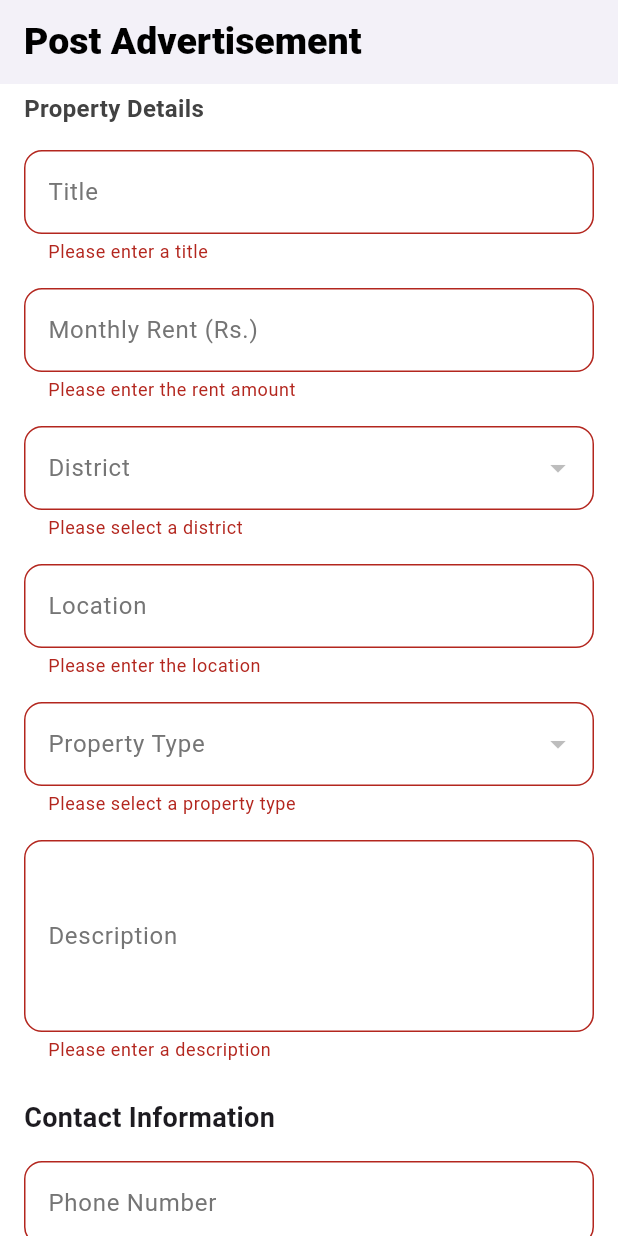
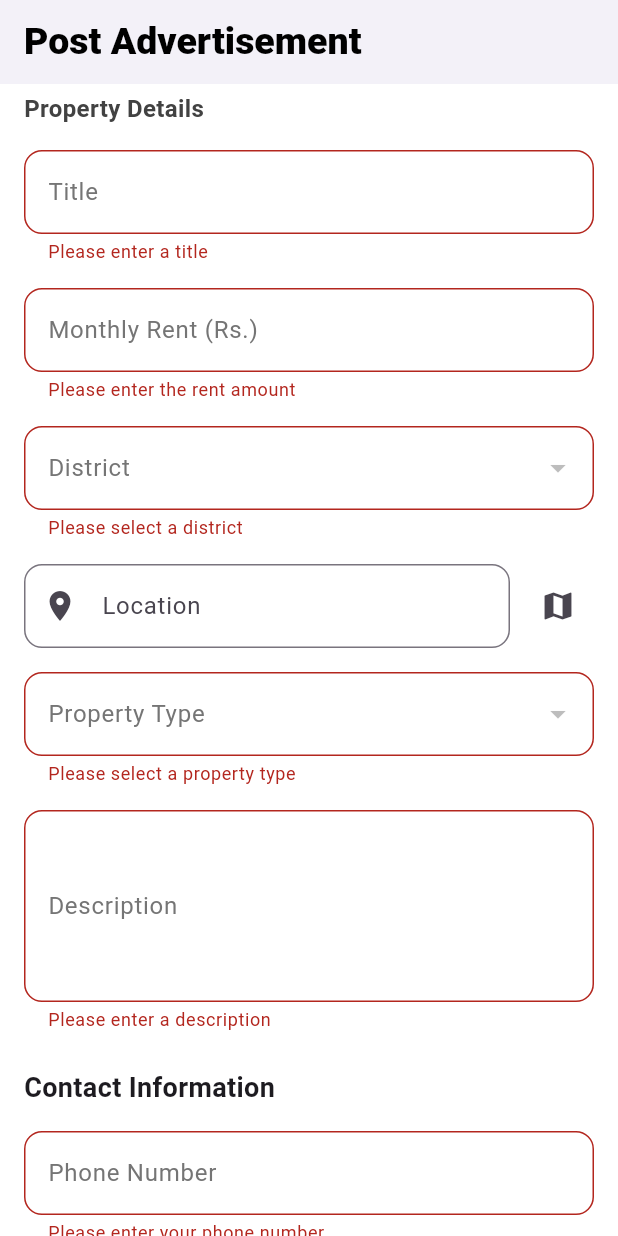
Before and after one commit to NipunaMadula/BODO-APP, a Flutter app: the PostAdScreen screen opened directly, scrolled down 185 dp, after a tap on "Post Advertisement", on a phone screen of 412 x 824 dp. Run offline on Flutter 3.47's test engine with Material 3 defaults, Android fonts, the phone set to English and light mode, and no system bars; our stand-ins replace cloud_firestore, firebase_auth, firebase_core, firebase_storage, flutter_bloc, geocoding and 4 more; accounts and stored records are empty; generated files the repository leaves out were written again.

Commit message:
Add location picker and current location retrieval feature

```diff
--- a/lib/screens/post_ad/post_ad_screen.dart
+++ b/lib/screens/post_ad/post_ad_screen.dart
@@ -1,4 +1,7 @@
+import 'package:bodo_app/screens/post_ad/map_picker_screen.dart';
+import 'package:bodo_app/services/location_service.dart';
 import 'package:flutter/material.dart';
+import 'package:google_maps_flutter/google_maps_flutter.dart';
 import 'package:image_picker/image_picker.dart';
 import 'dart:io';
 import 'package:firebase_auth/firebase_auth.dart';
@@ -24,9 +27,25 @@ class _PostAdScreenState extends State<PostAdScreen> {
   List<File> _selectedImages = [];
   bool _isLoading = false;
   final _listingRepository = ListingRepository();
+  double? _latitude;
+  double? _longitude;
+  final _locationService = LocationService();
 
   static const int maxImageSize = 5 * 1024 * 1024;
   static const int maxImages = 10;
+
+
+  Future<void> _getCurrentLocation() async {
+  try {
+    final position = await _locationService.getCurrentLocation();
+    setState(() {
+      _latitude = position.latitude;
+      _longitude = position.longitude;
+    });
+  } catch (e) {
+    _showErrorSnackBar('Failed to get location: $e');
+  }
+}
 
 Future<void> _pickImages() async {
   try {
@@ -114,7 +133,9 @@ Future<void> _submitPost() async {
       price: price,
       location: _locationController.text.trim(),
       images: _selectedImages,
-      phone: _phoneController.text.trim(),// Add phone number to listing
+      phone: _phoneController.text.trim(),
+      latitude: _latitude,
+      longitude: _longitude,
     );
 
     if (!mounted) return;
@@ -436,33 +457,46 @@ bool _isValidPhoneNumber(String phone) {
 
               const SizedBox(height: 16),
 
-              // Location
-              TextFormField(
+              Row(
+                children: [
+                  Expanded(
+                    child: TextFormField(
                       controller: _locationController,
                       enabled: !_isLoading,
-                validator: (value) {
-                  if (value == null || value.isEmpty) {
-                    return 'Please enter the location';
-                  }
-                  return null;
-                },
                       decoration: InputDecoration(
                         labelText: 'Location',
-                  hintText: 'Enter property location',
-                  labelStyle: TextStyle(color: Colors.grey.shade600),
+                        hintText: 'Enter boarding location',
+                        prefixIcon: const Icon(Icons.location_on),
                         border: OutlineInputBorder(
                           borderRadius: BorderRadius.circular(12),
-                    borderSide: BorderSide(color: Colors.grey.shade200),
-                  ),
-                  enabledBorder: OutlineInputBorder(
-                    borderRadius: BorderRadius.circular(12),
-                    borderSide: BorderSide(color: Colors.grey.shade200),
-                  ),
-                  focusedBorder: OutlineInputBorder(
-                    borderRadius: BorderRadius.circular(12),
-                    borderSide: BorderSide(color: Colors.blue.shade300),
                         ),
                       ),
+                    ),
+                  ),
+                  const SizedBox(width: 8),
+                  IconButton(
+                    icon: const Icon(Icons.map),
+                    onPressed: () async {
+                      final result = await Navigator.push<LatLng>(
+                        context,
+                        MaterialPageRoute(builder: (_) => const MapPickerScreen()),
+                      );
+
+                      if (result != null) {
+                        setState(() {
+                          _latitude = result.latitude;
+                          _longitude = result.longitude;
+                        });
+                        ScaffoldMessenger.of(context).showSnackBar(
+                          const SnackBar(
+                            content: Text('Location coordinates saved'),
+                            backgroundColor: Colors.green,
+                          ),
+                        );
+                      }
+                    },
+                  ),
+                ],
               ),
               const SizedBox(height: 16),
 
```
Lines whose indentation alone changed are shown as unchanged.
